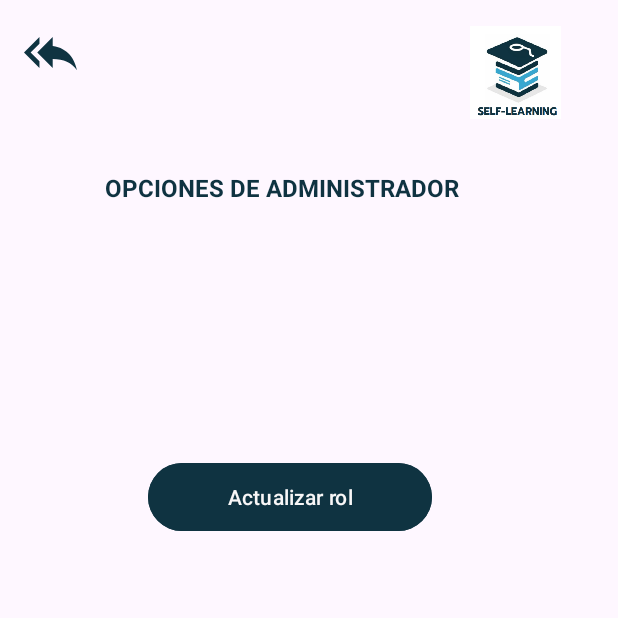
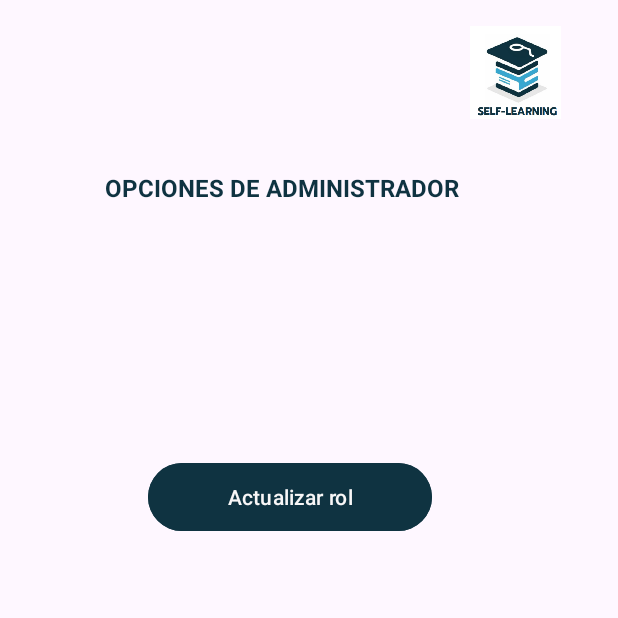
Before and after one commit to NayeliIA/appandroid, an Android app: the AdminInicio screen opened directly, with no data from a screen before it, on a phone screen of 412 x 824 dp, the top half of it. Run offline under Robolectric (Android 15) with nearby library versions, the phone set to English and light mode, and no system bars.

Commit message:
Activities mi amor

```diff
--- a/app/src/main/java/com/example/alumnos/AdminInicio.java
+++ b/app/src/main/java/com/example/alumnos/AdminInicio.java
@@ -9,7 +9,7 @@ import android.widget.Button;
 import android.widget.ImageView;
 
 public class AdminInicio extends AppCompatActivity {
-    ImageView atras5;
+
     Button buttonAdmin;
     Button buttonContenido;
     Button buttonfinish;
@@ -17,14 +17,7 @@ public class AdminInicio extends AppCompatActivity {
     protected void onCreate(Bundle savedInstanceState) {
         super.onCreate(savedInstanceState);
         setContentView(R.layout.activity_admin_inicio);
-        atras5 = findViewById(R.id.atras5);
-        atras5.setOnClickListener(new View.OnClickListener() {
-            @Override
-            public void onClick(View v) {
-                Intent i = new Intent(AdminInicio.this, InicioActivity.class);
-                startActivity(i);
-            }
-        });
+
 
         buttonAdmin = findViewById(R.id.buttonAdmin);
         buttonAdmin.setOnClickListener(new View.OnClickListener() {
@@ -47,7 +40,9 @@ public class AdminInicio extends AppCompatActivity {
         buttonfinish.setOnClickListener(new View.OnClickListener() {
             @Override
             public void onClick(View v) {
-               // Intent i = new Intent(AdminInicio.this, MainActivity.class);
+                Intent i = new Intent(AdminInicio.this, MainActivity.class);
+
+                startActivity(i);
                 finish();
             }
         });
--- a/app/src/main/java/com/example/alumnos/InicioActivity.java
+++ b/app/src/main/java/com/example/alumnos/InicioActivity.java
@@ -139,7 +139,7 @@ public class InicioActivity extends AppCompatActivity {
 
                                         }
 
-
+                                            finish();
 
                                     } else {
                                         // El documento no existe
--- a/app/src/main/java/com/example/alumnos/MainActivity.java
+++ b/app/src/main/java/com/example/alumnos/MainActivity.java
@@ -36,6 +36,8 @@ public class MainActivity extends AppCompatActivity {
                // Intent i = new Intent(MainActivity.this, InicioActivity.class);
 
                 startActivity(i);
+
+                finish();
             }
         });
 
--- a/app/src/main/java/com/example/alumnos/Materias.java
+++ b/app/src/main/java/com/example/alumnos/Materias.java
@@ -27,8 +27,7 @@ ImageView atras1;
         atras1.setOnClickListener(new View.OnClickListener() {
             @Override
             public void onClick(View v) {
-                Intent i = new Intent(Materias.this, PaginaunoActivity.class);
-                startActivity(i);
+                finish();
             }
         });
       /*  ingles = findViewById(R.id.ingles);
--- a/app/src/main/java/com/example/alumnos/PaginaunoActivity.java
+++ b/app/src/main/java/com/example/alumnos/PaginaunoActivity.java
@@ -30,6 +30,8 @@ public class PaginaunoActivity extends AppCompatActivity {
             public void onClick(View v) {
                 Intent i = new Intent(PaginaunoActivity.this, InicioActivity.class);
                 startActivity(i);
+
+                finish();
             }
         });
 
--- a/app/src/main/res/layout/activity_admin_inicio.xml
+++ b/app/src/main/res/layout/activity_admin_inicio.xml
@@ -63,21 +63,6 @@
         app:layout_constraintTop_toTopOf="parent"
         app:layout_constraintVertical_bias="0.142" />
 
-    <ImageView
-        android:id="@+id/atras5"
-        android:layout_width="wrap_content"
-        android:layout_height="wrap_content"
-        android:backgroundTint="#04136C"
-
-        app:layout_constraintBottom_toBottomOf="parent"
-        app:layout_constraintEnd_toEndOf="parent"
-        app:layout_constraintHorizontal_bias="0.042"
-        app:layout_constraintStart_toStartOf="parent"
-        app:layout_constraintTop_toTopOf="parent"
-        app:layout_constraintVertical_bias="0.022"
-        app:srcCompat="@drawable/backimage"
-        app:tint="#0F3341" />
-
     <Button
         android:id="@+id/buttonAdmin"
         android:layout_width="189dp"
```
